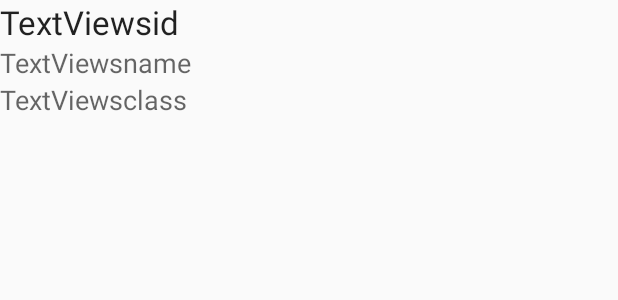
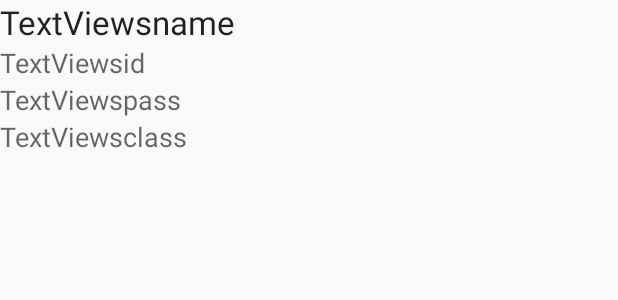
Before and after one commit to siddhant0912/MET-Attendaence-System, an Android app: the layout activity_show_students.xml on its own in the app's theme, with its tools: preview values and no code run, on a phone screen of 412 x 824 dp. Shown: the top 300 px of the screen. Run offline under Robolectric (Android 15) with nearby library versions, the phone set to English and light mode, and no system bars.

Commit message:
take & display attendance added,display teachers and students added

```diff
--- a/app/src/main/AndroidManifest.xml
+++ b/app/src/main/AndroidManifest.xml
@@ -6,9 +6,9 @@
 </uses-permission>
     <application
         android:allowBackup="true"
-        android:icon="@mipmap/ic_launcher"
+        android:icon="@drawable/icon"
         android:label="@string/app_name"
-        android:roundIcon="@mipmap/ic_launcher_round"
+        android:roundIcon="@drawable/icon"
         android:supportsRtl="true"
         android:theme="@style/HiddenTitleTheme">
         <activity android:name=".main_activity">
--- a/app/src/main/java/com/example/metattendanceapp/Teacher.java
+++ b/app/src/main/java/com/example/metattendanceapp/Teacher.java
@@ -7,10 +7,7 @@ public class Teacher {
     String subject;
     String classes;
     String tpass;
-    public  Teacher()
-    {
-
-    }
+    public  Teacher() {}
 
 
     public Teacher(String tname, String tid, String subject, String classes, String tpass) {
--- a/app/src/main/java/com/example/metattendanceapp/addstudent.java
+++ b/app/src/main/java/com/example/metattendanceapp/addstudent.java
@@ -86,6 +86,7 @@ public class addstudent extends AppCompatActivity{
             Student student =new Student(sname ,sid,classname,spass );
             databaseStudent.child(sid).setValue(student);
             Toast.makeText(getApplicationContext(),"student added successfully", Toast.LENGTH_LONG).show();
+            finish();
 
         }else {
             Toast.makeText(getApplicationContext(),"fields cannot be empty", Toast.LENGTH_LONG).show();
@@ -98,6 +99,7 @@ public class addstudent extends AppCompatActivity{
             sid = Sid.getText().toString();
             databaseStudent.child(sid).setValue(null);
             Toast.makeText(getApplicationContext(),"student removed successfully", Toast.LENGTH_LONG).show();
+            finish();
 
         }else {
             Toast.makeText(getApplicationContext(),"id cannot be empty", Toast.LENGTH_LONG).show();
--- a/app/src/main/java/com/example/metattendanceapp/addteacher.java
+++ b/app/src/main/java/com/example/metattendanceapp/addteacher.java
@@ -6,7 +6,6 @@ import android.widget.Toolbar;
 import android.text.TextUtils;
 import android.view.MenuItem;
 import android.view.View;
-import android.widget.Button;
 import android.widget.EditText;
 import android.widget.Spinner;
 import android.widget.Toast;
--- a/app/src/main/java/com/example/metattendanceapp/show_students.java
+++ b/app/src/main/java/com/example/metattendanceapp/show_students.java
@@ -30,12 +30,14 @@ public class show_students extends ArrayAdapter<Student> {
 
         View listViewItem = inflater.inflate(R.layout.activity_show_students,null,true);
         TextView textviewsid = (TextView) listViewItem.findViewById(R.id.textViewsid);
-        TextView textviewsclass = (TextView) listViewItem.findViewById(R.id.textViewsname);
-        TextView textviewsname = (TextView) listViewItem.findViewById(R.id.textViewsclass);
+        TextView textviewsname = (TextView) listViewItem.findViewById(R.id.textViewsname);
+        TextView textviewsclass = (TextView) listViewItem.findViewById(R.id.textViewsclass);
+        TextView textViewspass = (TextView)listViewItem.findViewById(R.id.textViewspass);
 
         Student student = studentlist.get(position);
         textviewsid.setText(student.getSid());
         textviewsname.setText(student.getSname());
+        textViewspass.setText(student.getspass());
         textviewsclass.setText(student.getClasses());
 
         return   listViewItem;
--- a/app/src/main/java/com/example/metattendanceapp/show_teachers.java
+++ b/app/src/main/java/com/example/metattendanceapp/show_teachers.java
@@ -35,6 +35,7 @@ public class show_teachers extends ArrayAdapter<Teacher> {
         TextView textviewstclass = (TextView) listViewItem.findViewById(R.id.textViewstclasses);
         TextView textviewsubject = (TextView) listViewItem.findViewById(R.id.textViewsubject);
 
+
         Teacher teacher = teacherList.get(position);
         textviewtid.setText(teacher.getTid());
         textViewtname.setText(teacher.getTname());
--- a/app/src/main/res/layout/activity_addteacher.xml
+++ b/app/src/main/res/layout/activity_addteacher.xml
@@ -21,8 +21,8 @@
     <LinearLayout
         android:layout_width="match_parent"
         android:layout_height="wrap_content"
-        android:layout_marginLeft="0dp"
-        android:layout_marginTop="40dp"
+        android:layout_marginLeft="10dp"
+        android:layout_marginTop="0dp"
         android:layout_marginRight="10dp"
         android:background="@drawable/transparent"
         android:orientation="vertical"
@@ -146,10 +146,12 @@
             app:layout_constraintTop_toTopOf="parent"
             app:layout_constraintVertical_bias="0.549"
             tools:layout_editor_absoluteX="8dp" />
+
     </LinearLayout>
 
     <ListView
         android:id="@+id/listViewteachers"
         android:layout_width="match_parent"
         android:layout_height="match_parent" />
+
 </LinearLayout>
--- a/app/src/main/res/layout/activity_show_students.xml
+++ b/app/src/main/res/layout/activity_show_students.xml
@@ -2,22 +2,28 @@
 <LinearLayout xmlns:android="http://schemas.android.com/apk/res/android"
     android:orientation="vertical" android:layout_width="match_parent"
     android:layout_height="match_parent">
-
     <TextView
 
         android:textAppearance="@style/Base.TextAppearance.AppCompat.Large"
+        android:id="@+id/textViewsname"
+        android:layout_width="match_parent"
+        android:layout_height="wrap_content"
+        android:text="TextViewsname"/>
+    <TextView
+
+        android:textAppearance="@style/Base.TextAppearance.AppCompat.Medium"
         android:id="@+id/textViewsid"
         android:layout_width="match_parent"
         android:layout_height="wrap_content"
         android:text="TextViewsid" />
-
     <TextView
 
         android:textAppearance="@style/Base.TextAppearance.AppCompat.Medium"
-        android:id="@+id/textViewsname"
+        android:id="@+id/textViewspass"
         android:layout_width="match_parent"
         android:layout_height="wrap_content"
-        android:text="TextViewsname"/>
+        android:text="TextViewspass"/>
+
 
     <TextView
         android:id="@+id/textViewsclass"
--- a/app/src/main/res/layout/activity_show_teachers.xml
+++ b/app/src/main/res/layout/activity_show_teachers.xml
@@ -1,10 +1,8 @@
 <?xml version="1.0" encoding="utf-8"?>
 <LinearLayout xmlns:android="http://schemas.android.com/apk/res/android"
     xmlns:tools="http://schemas.android.com/tools"
-    android:background="@drawable/transparent"
     android:orientation="vertical"
     android:layout_width="match_parent"
-    tools:context=".show_teachers"
     android:layout_height="match_parent">
 
     <TextView
```
Also changed, not shown: app/src/main/java/com/example/metattendanceapp/Student.java (+12 -6 lines).
